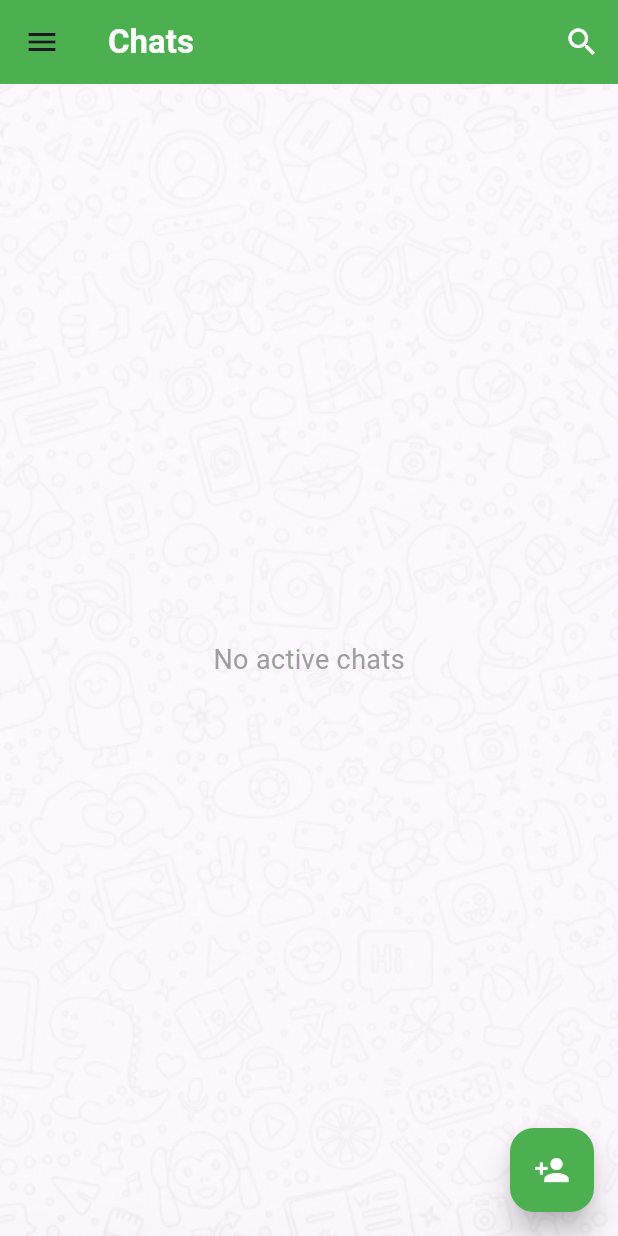
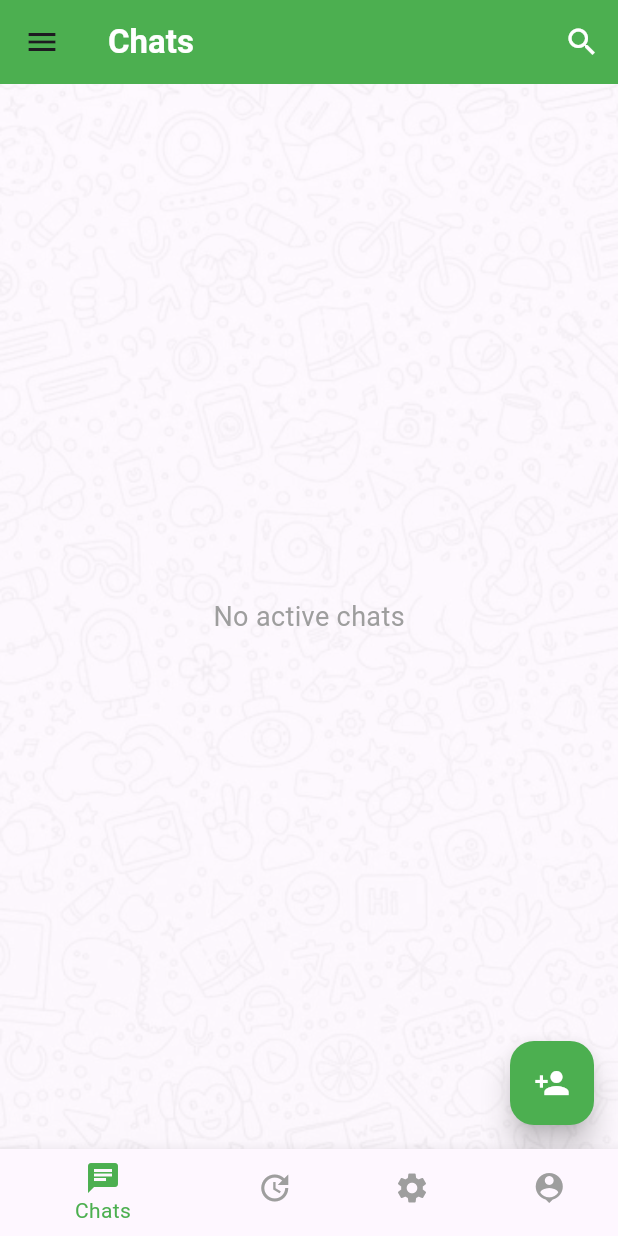
Before and after one commit to raohamza721/chat_app_magma, a Flutter app: the ChatScreen screen opened directly with empty values, after a tap on the "arrow back" icon, on a phone screen of 412 x 824 dp. Run offline on Flutter 3.47's test engine with Material 3 defaults, Android fonts, the phone set to English and light mode, and no system bars; our stand-ins replace cloud_firestore, firebase_auth, firebase_core, firebase_storage, font_awesome_flutter, get and 2 more; missing offline and left inert: insta_image_viewer; accounts and stored records are empty; network calls fail.

```diff
--- a/lib/screens/chats_screen.dart
+++ b/lib/screens/chats_screen.dart
@@ -201,8 +201,8 @@ class Chats extends StatelessWidget {
          title,
          style: const TextStyle(color: Colors.white, fontSize: 16),
        ),
+       tileColor: Colors.black,
        onTap: onTap,
-       tileColor: Colors.black,
        shape: RoundedRectangleBorder(
          borderRadius: BorderRadius.circular(10),
        ),
--- a/lib/screens/inbox_screen.dart
+++ b/lib/screens/inbox_screen.dart
@@ -3,6 +3,8 @@ import 'package:get/get.dart';
 import 'package:insta_image_viewer/insta_image_viewer.dart';
 import 'package:talk_shalk/controllers/inbox_controller.dart';
 import 'package:talk_shalk/screens/chats_screen.dart';
+
+import 'bottomNavScreen.dart';
 
 class ChatScreen extends StatelessWidget {
   final String otherUserId;
@@ -31,8 +33,8 @@ class ChatScreen extends StatelessWidget {
             children: [
               AppBar(
                 leading: IconButton(onPressed: (){
-                  Get.offAll(Chats());
-                }, icon: Icon(Icons.arrow_back_rounded)),
+                  Get.offAll(BottomNavBarScreen());
+                }, icon: const Icon(Icons.arrow_back_rounded)),
                 backgroundColor: Colors.green[500],
                 title: Row(
                   children: [
```
